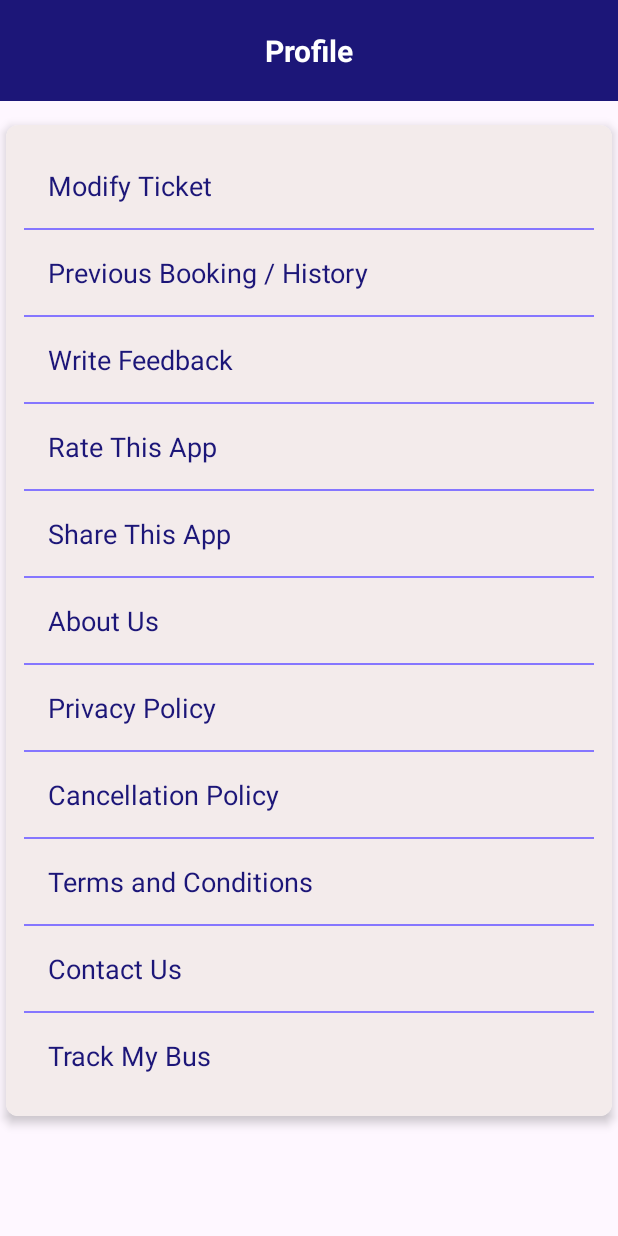
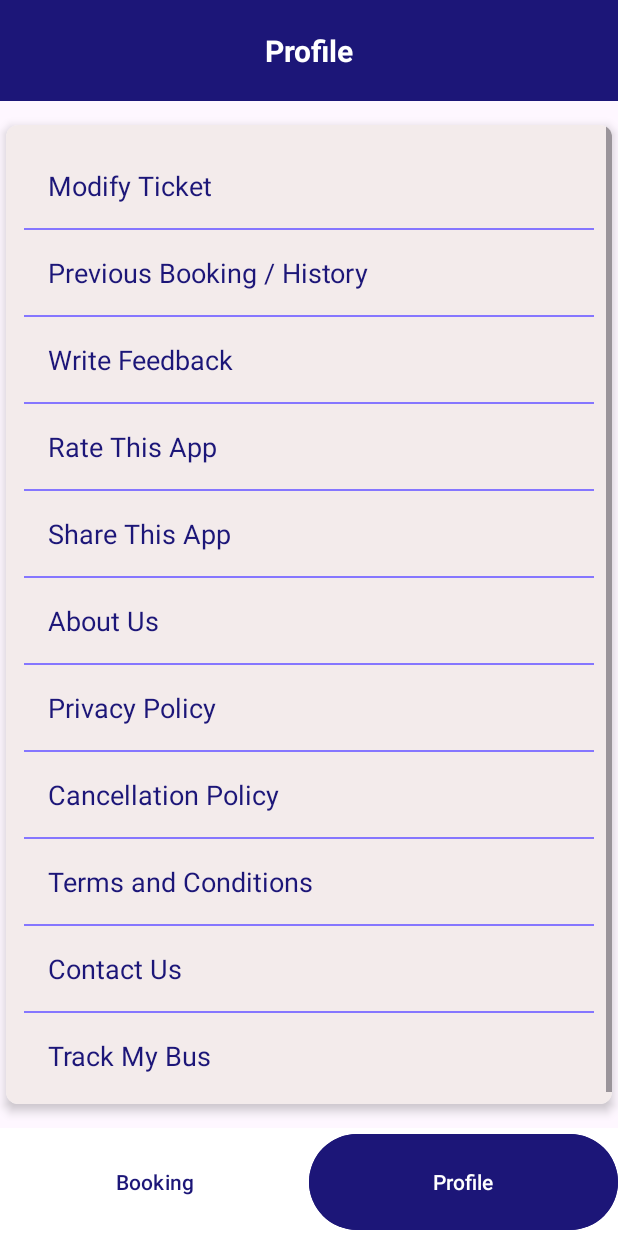
Before and after one commit to COOLMishraG/CMG-Travels, an Android app: the Profile screen opened directly, with no data from a screen before it, on a phone screen of 412 x 824 dp. Run offline under Robolectric (Android 15) with nearby library versions, the light colour scheme and no system bars.

Commit message:
Profile Section Added

```diff
--- a/app/build.gradle.kts
+++ b/app/build.gradle.kts
@@ -44,6 +44,8 @@ dependencies {
     implementation(libs.androidx.appcompat)
     implementation(libs.material)
     implementation(libs.androidx.activity)
+    implementation (libs.retrofit)
+    implementation (libs.converter.gson)
     implementation(libs.androidx.constraintlayout)
     implementation (libs.androidx.activity.ktx)  // Or latest version
     implementation (libs.androidx.fragment.ktx)
--- a/app/src/main/AndroidManifest.xml
+++ b/app/src/main/AndroidManifest.xml
@@ -1,11 +1,14 @@
 <?xml version="1.0" encoding="utf-8"?>
 <manifest xmlns:android="http://schemas.android.com/apk/res/android"
     xmlns:tools="http://schemas.android.com/tools">
+    <uses-permission android:name="android.permission.INTERNET" />
+    <uses-permission android:name="android.permission.ACCESS_NETWORK_STATE" />
 
     <application
         android:allowBackup="true"
         android:dataExtractionRules="@xml/data_extraction_rules"
         android:fullBackupContent="@xml/backup_rules"
+        android:networkSecurityConfig="@xml/network_security_config"
         android:icon="@mipmap/ic_launcher"
         android:label="@string/app_name"
         android:roundIcon="@mipmap/ic_launcher_round"
--- a/app/src/main/res/layout/activity_profile.xml
+++ b/app/src/main/res/layout/activity_profile.xml
@@ -28,15 +28,21 @@
 
     <androidx.cardview.widget.CardView
         android:layout_width="0dp"
-        android:layout_height="wrap_content"
+        android:layout_height="0dp"
         android:layout_marginStart="4dp"
         android:layout_marginTop="16dp"
         android:layout_marginEnd="4dp"
+        android:layout_marginBottom="16dp"
         app:cardCornerRadius="8dp"
         app:cardElevation="4dp"
+        app:layout_constraintBottom_toTopOf="@+id/bottomNavBar"
         app:layout_constraintEnd_toEndOf="parent"
         app:layout_constraintStart_toStartOf="parent"
         app:layout_constraintTop_toBottomOf="@id/toolbar">
+
+        <ScrollView
+            android:layout_width="match_parent"
+            android:layout_height="match_parent">
 
             <LinearLayout
                 android:layout_width="match_parent"
@@ -217,5 +223,38 @@
                     android:textSize="18sp" />
 
             </LinearLayout>
+        </ScrollView>
     </androidx.cardview.widget.CardView>
+
+    <LinearLayout
+        android:id="@+id/bottomNavBar"
+        android:layout_width="0dp"
+        android:layout_height="72dp"
+        android:orientation="horizontal"
+        android:background="#FFFFFF"
+        app:layout_constraintBottom_toBottomOf="parent"
+        app:layout_constraintEnd_toEndOf="parent"
+        app:layout_constraintStart_toStartOf="parent">
+
+        <Button
+            android:id="@+id/bookingButton"
+            android:layout_width="0dp"
+            android:layout_height="match_parent"
+            android:layout_weight="1"
+            android:text="Booking"
+            android:textColor="#1C1678"
+            android:backgroundTint="#FFFFFF" />
+
+        <Button
+            android:id="@+id/profileButton"
+            android:layout_width="0dp"
+            android:layout_height="match_parent"
+            android:layout_weight="1"
+            android:text="Profile"
+            android:textColor="#FFFFFF"
+            android:backgroundTint="#1C1678"
+            android:enabled="false" />
+
+    </LinearLayout>
+
 </androidx.constraintlayout.widget.ConstraintLayout>
--- /dev/null
+++ b/app/src/main/res/xml/network_security_config.xml
@@ -0,0 +1,6 @@
+<?xml version="1.0" encoding="utf-8"?>
+<network-security-config>
+    <domain-config cleartextTrafficPermitted="true">
+        <domain includeSubdomains="true">192.168.29.251</domain> <!-- Replace with your IP or domain -->
+    </domain-config>
+</network-security-config>
--- a/gradle/libs.versions.toml
+++ b/gradle/libs.versions.toml
@@ -10,11 +10,13 @@ appcompat = "1.7.0"
 material = "1.12.0"
 activity = "1.9.1"
 constraintlayout = "2.1.4"
+retrofit = "2.9.0"
 
 [libraries]
 androidx-activity-ktx = { module = "androidx.activity:activity-ktx", version.ref = "activity" }
 androidx-core-ktx = { group = "androidx.core", name = "core-ktx", version.ref = "coreKtx" }
 androidx-fragment-ktx = { module = "androidx.fragment:fragment-ktx", version.ref = "fragmentKtx" }
+converter-gson = { module = "com.squareup.retrofit2:converter-gson", version.ref = "retrofit" }
 junit = { group = "junit", name = "junit", version.ref = "junit" }
 androidx-junit = { group = "androidx.test.ext", name = "junit", version.ref = "junitVersion" }
 androidx-espresso-core = { group = "androidx.test.espresso", name = "espresso-core", version.ref = "espressoCore" }
@@ -22,6 +24,7 @@ androidx-appcompat = { group = "androidx.appcompat", name = "appcompat", version
 material = { group = "com.google.android.material", name = "material", version.ref = "material" }
 androidx-activity = { group = "androidx.activity", name = "activity", version.ref = "activity" }
 androidx-constraintlayout = { group = "androidx.constraintlayout", name = "constraintlayout", version.ref = "constraintlayout" }
+retrofit = { module = "com.squareup.retrofit2:retrofit", version.ref = "retrofit" }
 
 [plugins]
 android-application = { id = "com.android.application", version.ref = "agp" }
```
Also changed, not shown: app/src/main/java/com/example/myapplication/Login.kt (+41 -12 lines), app/src/main/java/com/example/myapplication/MainActivity.kt (+12 -2 lines), app/src/main/java/com/example/myapplication/Network/ApiService.kt (added, +17 -0 lines), app/src/main/java/com/example/myapplication/Network/RetrofitClient.kt (added, +15 -0 lines), app/src/main/java/com/example/myapplication/NewMainActivity.kt (+31 -0 lines), app/src/main/java/com/example/myapplication/User.kt (+5 -3 lines), app/src/main/res/layout/activity_main.xml (+31 -9 lines). Lines whose indentation alone changed are shown as unchanged.
